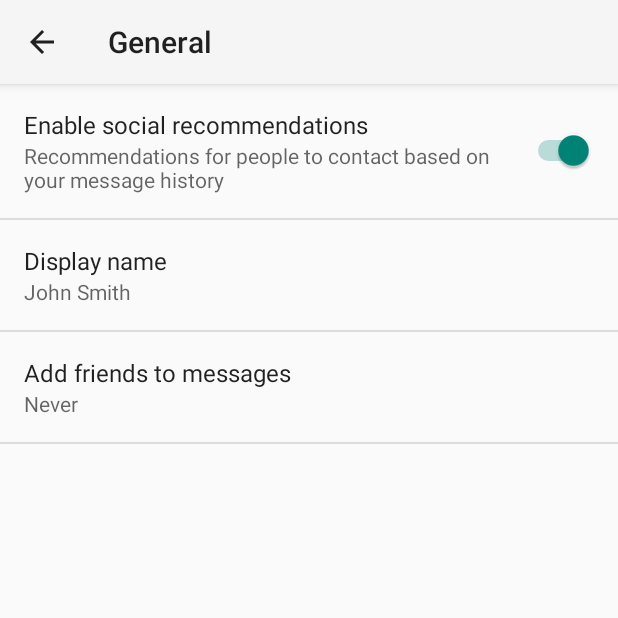
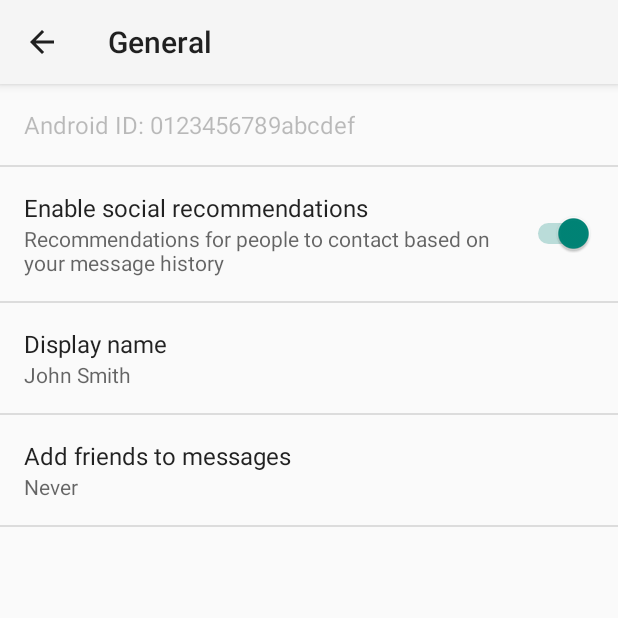
Before and after one commit to samuelfricker/emotionhunt, an Android app: the SettingsActivity screen opened directly, with no data from a screen before it, after a tap on "General", on a phone screen of 412 x 824 dp, the top half of it. Run offline under Robolectric (Android 15) with nearby library versions, the phone set to English and light mode, and no system bars.

Commit message:
Add device id in preferences

```diff
--- a/app/src/main/java/ch/fhnw/ip5/emotionhunt/activities/SettingsActivity.java
+++ b/app/src/main/java/ch/fhnw/ip5/emotionhunt/activities/SettingsActivity.java
@@ -22,6 +22,7 @@ import android.view.MenuItem;
 import android.support.v4.app.NavUtils;
 
 import ch.fhnw.ip5.emotionhunt.R;
+import ch.fhnw.ip5.emotionhunt.helper.DeviceHelper;
 
 import java.util.List;
 
@@ -191,7 +192,11 @@ public class SettingsActivity extends AppCompatPreferenceActivity {
             // Bind the summaries of EditText/List/Dialog/Ringtone preferences
             // to their values. When their values change, their summaries are
             // updated to reflect the new value, per the Android Design
-            // guidelines.
+            // guidelines
+            Preference pref = findPreference("android_id");
+            pref.setTitle("Android ID: " + DeviceHelper.getDeviceId(getActivity()));
+            pref.setDefaultValue(DeviceHelper.getDeviceId(getActivity()));
+            bindPreferenceSummaryToValue(findPreference("android_id"));
             bindPreferenceSummaryToValue(findPreference("example_text"));
             bindPreferenceSummaryToValue(findPreference("example_list"));
         }
--- a/app/src/main/res/xml/pref_general.xml
+++ b/app/src/main/res/xml/pref_general.xml
@@ -1,4 +1,10 @@
 <PreferenceScreen xmlns:android="http://schemas.android.com/apk/res/android">
+
+    <EditTextPreference
+        android:key="android_id"
+        android:singleLine="true"
+        android:enabled="false"
+        android:title="Android ID" />
 
     <SwitchPreference
         android:defaultValue="true"
```
